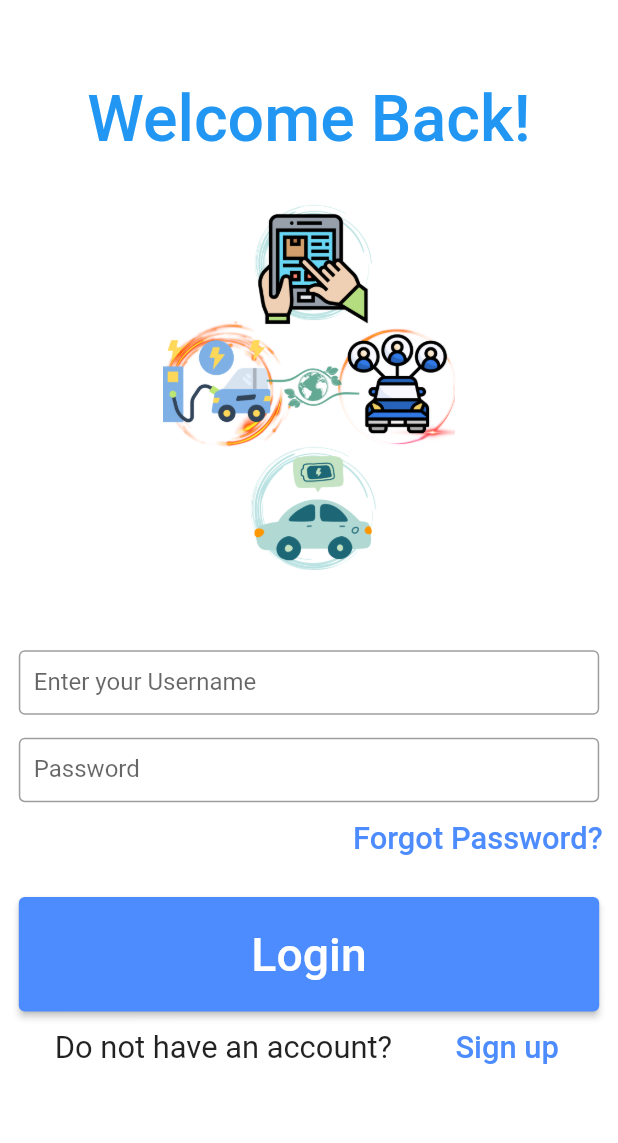
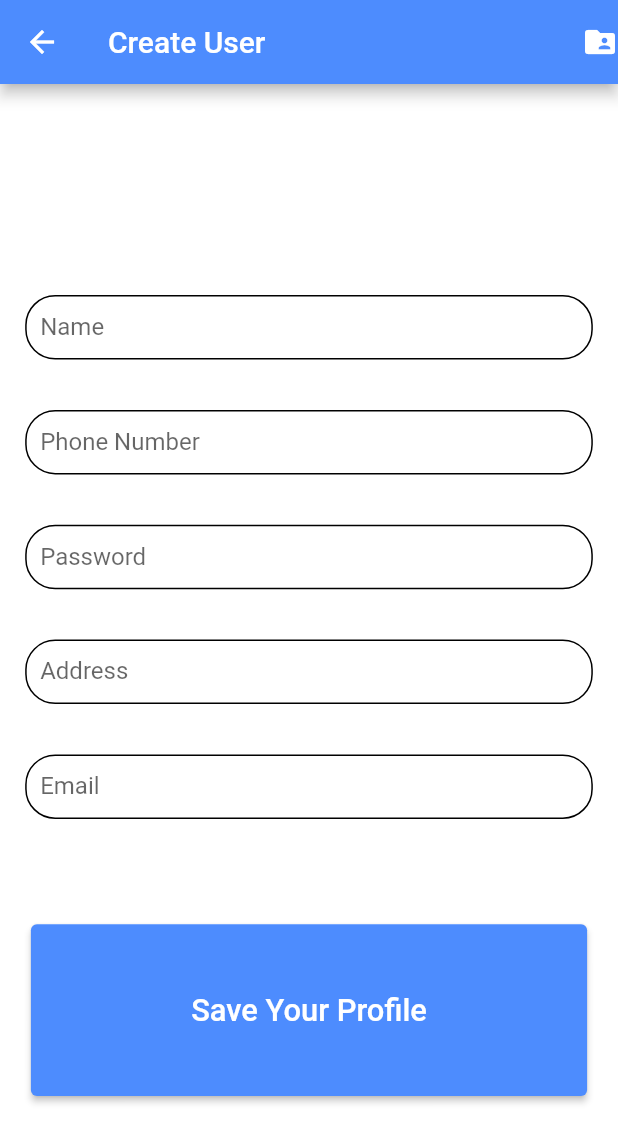
Before and after one commit to LeDinhThuc157/AppMakipos, a Flutter app: the screen it shows after launch, after a tap on "Sign up", on a phone screen of 412 x 824 dp. Shown: the top 1143 px of the screen. Run offline on Flutter 3.47's test engine with Material 2 defaults, Android fonts, the phone set to English and light mode, and no system bars; our stand-ins replace awesome_dialog, dio, shared_preferences; missing offline and left inert: mqtt_client, splash_screen_view; network calls fail; Roboto replaces fonts that are missing (Poppins).

Commit message:
20/5 complete version1

```diff
--- a/lib/theme/textvalue.dart
+++ b/lib/theme/textvalue.dart
@@ -3,7 +3,7 @@ import 'package:flutter/material.dart';
 import 'package:flutter/cupertino.dart';
 
 class Text_Value extends StatelessWidget {
-  const Text_Value({super.key, required this.data});
+  const Text_Value({required this.data});
   final  data;
   @override
   Widget build(BuildContext context) {
@@ -21,7 +21,7 @@ class Text_Value extends StatelessWidget {
 }
 
 class Text_title extends StatelessWidget {
-  const Text_title({super.key, required this.data});
+  const Text_title({required this.data});
   final  data;
 
   @override
--- a/lib/view/Alarm_tab.dart
+++ b/lib/view/Alarm_tab.dart
@@ -64,7 +64,7 @@ class _AlarmPageState extends State<AlarmPage>{
                       child: Container(
                         child: Text(widget.list_warning[index],
                           style: TextStyle(
-                            fontSize: 24 * heightR,
+                            fontSize: 20 * heightR,
                             color: Colors.red,
                             fontWeight: FontWeight.bold,
                           ),
--- /dev/null
+++ b/lib/view/create_user.dart
@@ -0,0 +1,173 @@
+import 'dart:convert';
+
+import 'package:awesome_dialog/awesome_dialog.dart';
+import 'package:dio/dio.dart';
+import 'package:flutter/material.dart';
+
+import 'login_page.dart';
+
+class CreateUser extends StatefulWidget {
+  const CreateUser({Key? key}) : super(key: key);
+
+  @override
+  _CreateUserState createState() => _CreateUserState();
+}
+
+class _CreateUserState extends State<CreateUser> {
+  TextEditingController namecontroler = TextEditingController();
+  TextEditingController passwordcontroler = TextEditingController();
+  TextEditingController addrcontroler = TextEditingController();
+  TextEditingController phonenumbercontroler = TextEditingController();
+  TextEditingController idcontroler = TextEditingController();
+  TextEditingController emailcontroler = TextEditingController();
+
+  Widget _entryFiled(
+      String title,
+      TextEditingController controller,
+      ){
+    return TextField(
+      controller: controller,
+      decoration: InputDecoration(
+        enabledBorder: OutlineInputBorder(
+          borderRadius: BorderRadius.circular(20.0),
+        ),
+        labelText: title,
+      ),
+    );
+  }
+  @override
+  Widget build(BuildContext context) {
+    double  heightR,widthR;
+    heightR = MediaQuery.of(context).size.height / 1080; //v26
+    widthR = MediaQuery.of(context).size.width / 2400;
+    var curR = widthR;
+    return Scaffold(
+      appBar: AppBar(
+        title: Text('Create User'),
+        actions: <Widget>[
+          Icon(
+            Icons.folder_shared,
+            color: Colors.white,
+          ),
+        ],
+      ),
+      backgroundColor: Colors.white,
+      body: Center(
+        child: Column(
+            mainAxisAlignment: MainAxisAlignment.center,
+            children: [
+              SizedBox(
+                height: 20*heightR,
+              ),
+              SizedBox(
+                height: 20*heightR,
+              ),
+              Container(
+                margin: EdgeInsets.all(22*heightR),
+                child: _entryFiled('Name', namecontroler),
+              ),
+              Container(
+                margin: EdgeInsets.all(22*heightR),
+                child: _entryFiled('Phone Number', phonenumbercontroler),
+              ),
+              Container(
+                margin: EdgeInsets.all(22*heightR),
+                child: _entryFiled('Password', passwordcontroler),
+              ),
+              Container(
+                margin: EdgeInsets.all(22*heightR),
+                child: _entryFiled('Address', addrcontroler),
+              ),
+              Container(
+                margin: EdgeInsets.all(22*heightR),
+                child: _entryFiled('Email',emailcontroler),
+              ),
+              Container(
+                height: 150*heightR,
+                margin: EdgeInsets.only(top: 70*heightR),
+                padding:  EdgeInsets.fromLTRB(120*curR, 0, 120*curR, 0),
+                child: ElevatedButton(
+                  child: Text(
+                    'Save Your Profile',
+                    style: TextStyle(fontSize: 120*curR),
+                  ),
+                  onPressed: (){
+                    _onLoginClick();
+                  },
+                ),
+
+              )
+
+
+            ]),
+      ),
+    );
+  }
+  final dio = Dio();
+  _onLoginClick() async {
+    try{
+      var response_user_create = await dio.post(
+
+              "http://smarthome.test.makipos.net:3028/users",
+          options: Options(
+            headers: {
+              "Content-type": "application/json; charset=utf-8",
+            },
+          ),
+          data: jsonEncode({
+            "username": "${namecontroler.text}",
+            "password": "${passwordcontroler.text}",
+            "manufacturerId": "63b5363c0a3a520007fa2ab9",
+            "roles": [
+              "user"
+            ],
+            "PhoneNumber": "${phonenumbercontroler.text}",
+            "Email":"${emailcontroler.text}",
+            "Addr":"${addrcontroler.text}",
+
+          })
+      );
+      Map<String, dynamic> userMap = jsonDecode(response_user_create.toString());
+      var _statusCode = response_user_create.statusCode;
+      if(_statusCode == 201){
+        AwesomeDialog(
+          context: context,
+          animType: AnimType.leftSlide,
+          headerAnimationLoop: false,
+          dialogType: DialogType.success,
+          showCloseIcon: true,
+          title: 'THÀNH CÔNG',
+          desc:
+          'Tạo thành công! Bạn có thể bắt đầu đăng nhập',
+          btnOkOnPress: () {
+            Navigator.push(context, MaterialPageRoute(
+              builder: (context) => LogInPage(),
+            ));
+          },
+          btnOkIcon: Icons.check_circle,
+          onDismissCallback: (type) {
+          },
+        ).show();
+      }
+      else{
+        AwesomeDialog(
+          context: context,
+          animType: AnimType.leftSlide,
+          headerAnimationLoop: false,
+          dialogType: DialogType.error,
+          showCloseIcon: true,
+          title: 'Tạo thất bại thất bại',
+          desc:
+          '${userMap["message"]["message"]}',
+          btnOkOnPress: () {
+          },
+          btnOkIcon: Icons.check_circle,
+          onDismissCallback: (type) {
+          },
+        ).show();
+      }
+    } catch (e) {
+      print(e);
+    }
+  }
+}
--- a/lib/view/login_page.dart
+++ b/lib/view/login_page.dart
@@ -6,6 +6,7 @@ import 'package:flutter/cupertino.dart';
 import 'package:flutter/material.dart';
 import 'package:splash_screen_view/SplashScreenView.dart';
 import 'package:shared_preferences/shared_preferences.dart';
+import 'create_user.dart';
 import 'home.dart';
 
 
@@ -75,6 +76,7 @@ class _SignPageState extends State<SignPage> {
   @override
   void initState(){
     super.initState();
+    _GetDataSave();
     // _GetDataSave();
     // _statusCode == null ? 1 : _statusCode;
     // _SaveLogin();
@@ -83,11 +85,11 @@ class _SignPageState extends State<SignPage> {
     final SharedPreferences prefs = await SharedPreferences.getInstance();
     await prefs.setString(name, data);
   }
-  Read_() async {
-    final SharedPreferences prefs = await SharedPreferences.getInstance();
-    var counter = prefs.getString('List_Cell');
-    print('$counter');
-  }
+  // Read_() async {
+  //   final SharedPreferences prefs = await SharedPreferences.getInstance();
+  //   var counter = prefs.getString('List_Cell');
+  //   print('$counter');
+  // }
 
   // Future<String?> _Username() async => dataname = _localStorage['username'];
   // Future<String?> _Password() async => datapass = _localStorage['password'];
@@ -95,16 +97,16 @@ class _SignPageState extends State<SignPage> {
 
 
 
-  // _GetDataSave(){
-  //   _Username();
-  //   _Password();
-  //   _Status();
-    // setState(() {
-    //   dataname != null ? nameController.text = dataname! : "";
-    //   datapass != null ? passwordController.text = datapass! : "";
-    // });
-  //
-  // }
+  _GetDataSave() async {
+      final SharedPreferences prefs = await SharedPreferences.getInstance();
+      dataname = prefs.getString('username');
+      datapass = prefs.getString('password');
+    setState(() {
+      dataname != null ? nameController.text = dataname! : "";
+      datapass != null ? passwordController.text = datapass! : "";
+    });
+
+  }
 
 
 
@@ -229,10 +231,9 @@ class _SignPageState extends State<SignPage> {
                             style: TextStyle(fontSize: 120*curR),
                           ),
                           onPressed: () {
-                            Read_();
-                            // Navigator.push(context, MaterialPageRoute(
-                            //   builder: (context) => CreateUser(),
-                            // ));
+                            Navigator.push(context, MaterialPageRoute(
+                              builder: (context) => CreateUser(),
+                            ));
                           },
                         )
                     ),
--- a/pubspec.yaml
+++ b/pubspec.yaml
@@ -19,7 +19,7 @@ publish_to: 'none' # Remove this line if you wish to publish to pub.dev
 version: 1.0.0+1
 
 environment:
-  sdk: '>=2.19.6 <3.0.0'
+  sdk: ">=2.12.0 <3.0.0"
 
 # Dependencies specify other packages that your package needs in order to work.
 # To automatically upgrade your package dependencies to the latest versions
```
Also changed, not shown: lib/view/SettingsPage.dart (+19 -19 lines), lib/view/StatusPage.dart (+5 -2 lines), lib/view/home.dart (+4 -9 lines), lib/widgets/custom_appbar.dart (+2 -8 lines), pubspec.lock, 1 other file.
